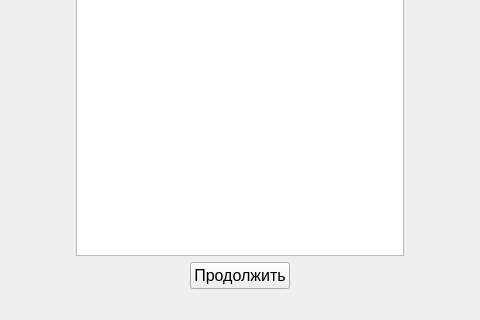
Qt form YandexProject1/teacher_add_class_new.ui (JKarak/app-for-applications) before a commit; both pictures show x 260 to 740 and y 280 to 600 of the 1000 by 600 pixel window.
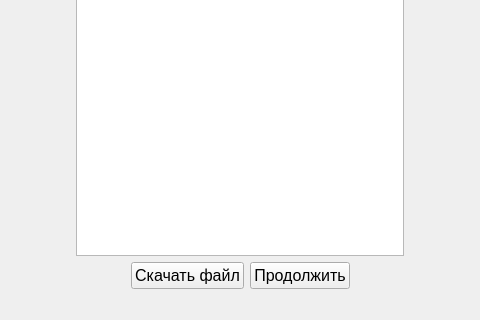
The same form after that commit.

The edit to the form file:
```diff
--- a/YandexProject1/teacher_add_class_new.ui
+++ b/YandexProject1/teacher_add_class_new.ui
@@ -149,6 +149,18 @@
           </property>
          </spacer>
         </item>
+        <item>
+         <widget class="QPushButton" name="pushButton_3">
+          <property name="font">
+           <font>
+            <pointsize>12</pointsize>
+           </font>
+          </property>
+          <property name="text">
+           <string>Скачать файл</string>
+          </property>
+         </widget>
+        </item>
         <item>
          <widget class="QPushButton" name="pushButton">
           <property name="font">
```
Left out of the diff: 2 changed lines with no effect on the pictures.
